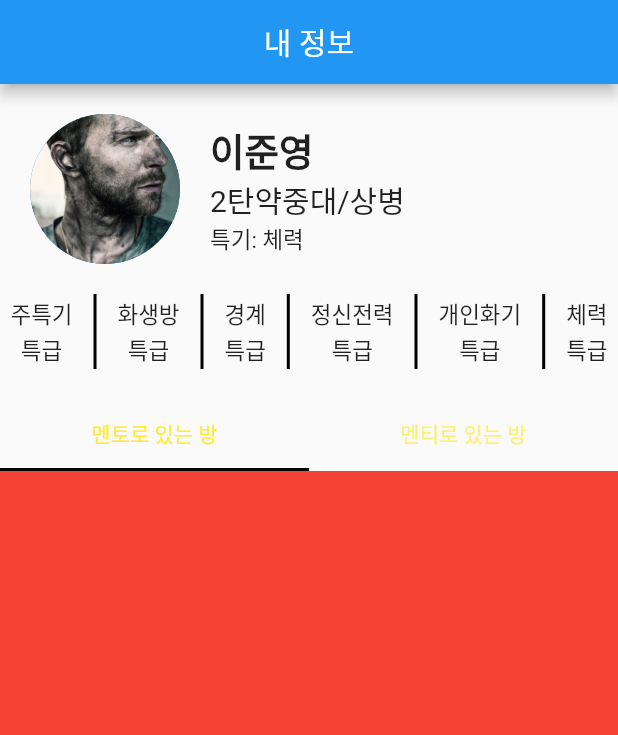
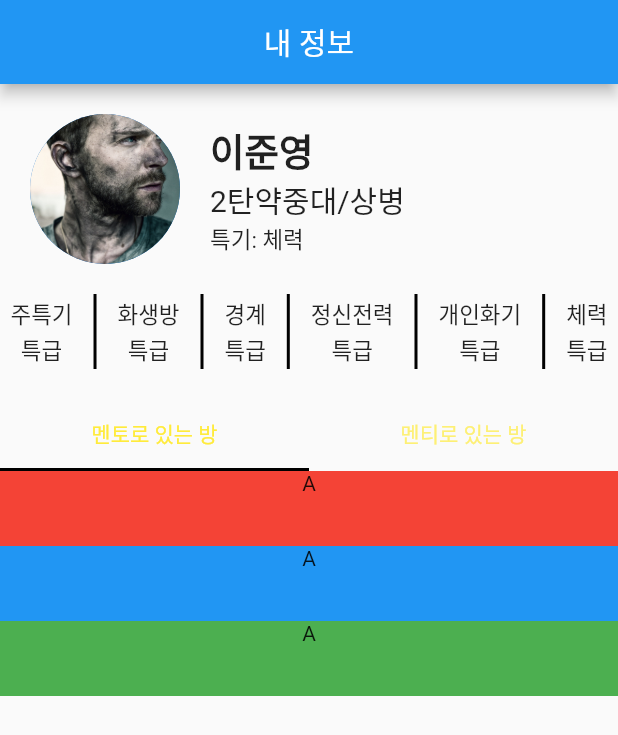
Before and after one commit to ZeVicTech/APP_BestWarrior_Warrior, a Flutter app: the screen it shows after launch, on a phone screen of 412 x 824 dp. Shown: the top 735 px of the screen. Run offline on Flutter 3.47's test engine with Material 2 defaults, Android fonts, the phone set to English and light mode, and no system bars.

Commit message:
ProfileTab

```diff
--- a/APP(Android)/best_warrior/lib/component/profile_tab.dart
+++ b/APP(Android)/best_warrior/lib/component/profile_tab.dart
@@ -35,7 +35,9 @@ class _ProfileTabState extends State<ProfileTab>
       labelColor: Colors.yellow,
       indicatorColor: Colors.black,
       tabs: [
-        Tab(text: "멘토로 있는 방",),
+        Tab(
+          text: "멘토로 있는 방",
+        ),
         Tab(text: "멘티로 있는 방"),
       ],
     );
@@ -45,12 +47,36 @@ class _ProfileTabState extends State<ProfileTab>
     return TabBarView(
       controller: _tabController,
       children: [
-        Container(
-          color: Colors.red,
+        ListView(
+          scrollDirection: Axis.vertical,
+          children: [
+            Container(
+              color: Colors.red,
+              height: 50,
+              child: Text(
+                'A',
+                textAlign: TextAlign.center,
+              ),
+            ),
+            Container(
+              color: Colors.blue,
+              height: 50,
+              child: Text(
+                'A',
+                textAlign: TextAlign.center,
+              ),
+            ),
+            Container(
+              color: Colors.green,
+              height: 50,
+              child: Text(
+                'A',
+                textAlign: TextAlign.center,
+              ),
+            ),
+          ],
         ),
-        Container(
-          color: Colors.green,
-        ),
+        Container(color: Colors.black,)
       ],
     );
   }
```
